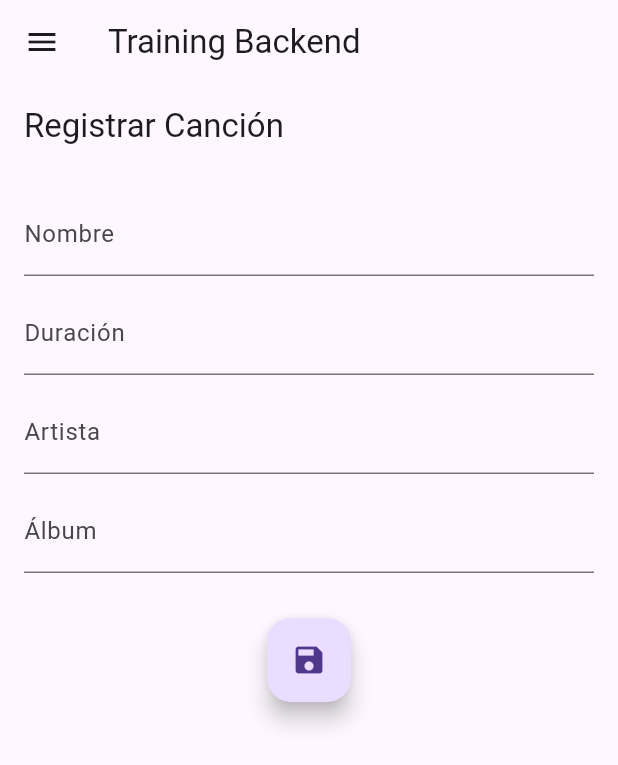
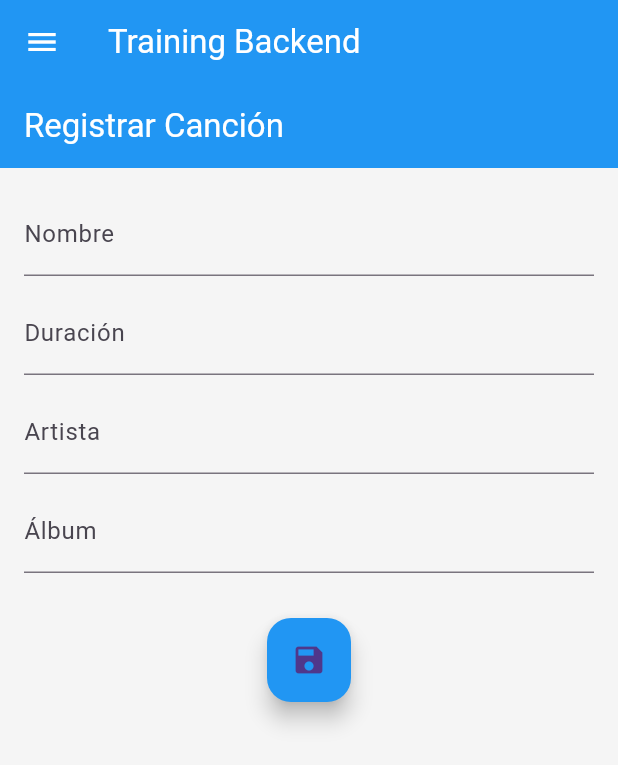
Before and after one commit to Castropy/trainingbackend, a Flutter app: the screen it shows after launch, on a phone screen of 412 x 824 dp. Shown: the top 765 px of the screen. Run offline on Flutter 3.47's test engine with Material 3 defaults, Android fonts, the phone set to English and light mode, and no system bars; our stand-ins replace flutter_riverpod.

Commit message:
Integrando el tema al main.dart

```diff
--- a/lib/main.dart
+++ b/lib/main.dart
@@ -1,6 +1,7 @@
 import 'package:flutter/material.dart';
 import 'package:flutter_riverpod/flutter_riverpod.dart';
 import 'package:training_backend/screens/home_screen.dart';
+import 'package:training_backend/theme/app_theme.dart';
 
 
 void main() {
@@ -15,9 +16,7 @@ class MyApp extends StatelessWidget {
     return MaterialApp(
       debugShowCheckedModeBanner: false,
       title: 'Training Backend',
-      theme: ThemeData(
-        primarySwatch: Colors.blue,
-      ),
+      theme: AppTheme.lightTheme,
       home: const HomeScreen(),
     );
   }
```
